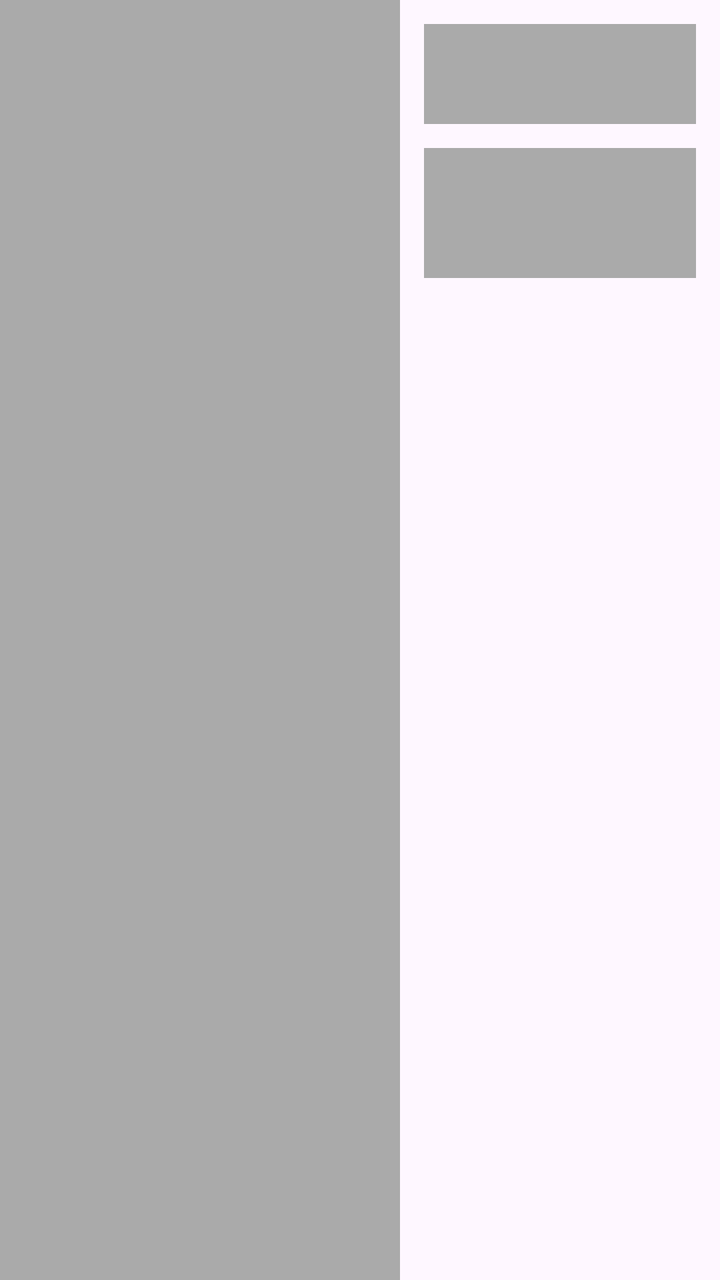
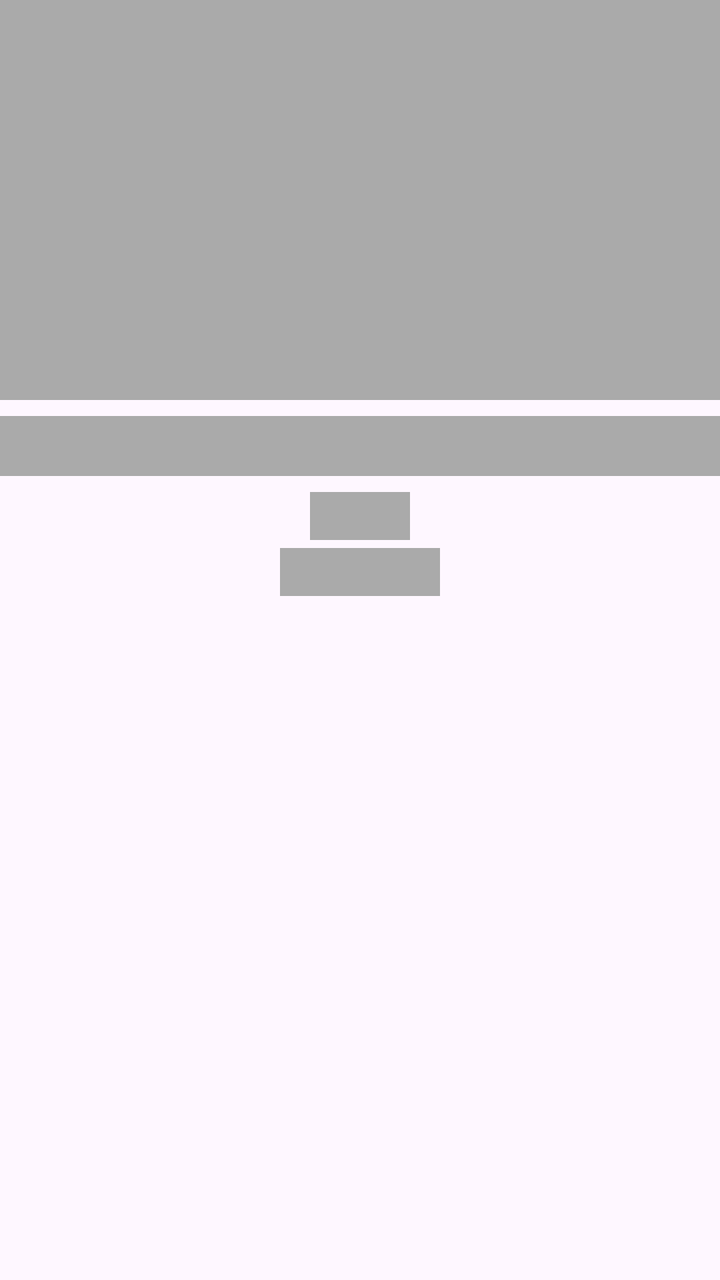

Two renders of the same Android screen: before a commit and after it. Below are the layout's source before the change and the commit's diff.
<!-- AndroidManifest.xml: application theme Theme.SmartFreezer -->
<!-- res/layout/item_recipe_shimmer.xml -->
<?xml version="1.0" encoding="utf-8"?>
<androidx.constraintlayout.widget.ConstraintLayout
    xmlns:android="http://schemas.android.com/apk/res/android"
    xmlns:app="http://schemas.android.com/apk/res-auto"
    xmlns:tools="http://schemas.android.com/tools"
    android:layout_width="match_parent"
    android:layout_height="200dp"
    android:layout_marginTop="4dp"
    android:layout_marginBottom="4dp">

    <View
        android:id="@+id/view"
        android:layout_width="200dp"
        android:background="@android:color/darker_gray"
        android:layout_height="wrap_content"
        app:layout_constraintBottom_toBottomOf="parent"
        app:layout_constraintStart_toStartOf="parent"
        app:layout_constraintTop_toTopOf="parent" />

    <View
        android:id="@+id/view2"
        android:layout_width="0dp"
        android:layout_height="50dp"
        android:layout_marginStart="12dp"
        android:layout_marginTop="12dp"
        android:background="@android:color/darker_gray"
        android:layout_marginEnd="12dp"
        app:layout_constraintEnd_toEndOf="parent"
        app:layout_constraintStart_toEndOf="@+id/view"
        app:layout_constraintTop_toTopOf="parent" />

    <View
        android:id="@+id/view3"
        android:layout_width="0dp"
        android:layout_height="65dp"
        android:layout_marginTop="12dp"
        android:background="@android:color/darker_gray"
        app:layout_constraintEnd_toEndOf="@+id/view2"
        app:layout_constraintStart_toStartOf="@+id/view2"
        app:layout_constraintTop_toBottomOf="@+id/view2" />

</androidx.constraintlayout.widget.ConstraintLayout>
<!-- resources referenced by this layout -->
<resources>
  <style name="Theme.SmartFreezer" parent="android:Theme.Material.Light.NoActionBar" />
</resources>

<!-- the commit's change to res/layout/item_recipe_shimmer.xml (unified diff, before → after) -->
@@ -1,42 +1,51 @@
-<?xml version="1.0" encoding="utf-8"?>
 <androidx.constraintlayout.widget.ConstraintLayout
     xmlns:android="http://schemas.android.com/apk/res/android"
     xmlns:app="http://schemas.android.com/apk/res-auto"
     xmlns:tools="http://schemas.android.com/tools"
     android:layout_width="match_parent"
-    android:layout_height="200dp"
-    android:layout_marginTop="4dp"
-    android:layout_marginBottom="4dp">
+    android:layout_height="wrap_content"
+    android:layout_margin="8dp">
 
     <View
-        android:id="@+id/view"
-        android:layout_width="200dp"
+        android:id="@+id/shimmerImage"
+        android:layout_width="0dp"
+        android:layout_height="200dp"
         android:background="@android:color/darker_gray"
-        android:layout_height="wrap_content"
-        app:layout_constraintBottom_toBottomOf="parent"
+        app:layout_constraintTop_toTopOf="parent"
         app:layout_constraintStart_toStartOf="parent"
-        app:layout_constraintTop_toTopOf="parent" />
+        app:layout_constraintEnd_toEndOf="parent"
+        android:layout_marginBottom="8dp"/>
 
     <View
-        android:id="@+id/view2"
+        android:id="@+id/shimmerTitle"
         android:layout_width="0dp"
-        android:layout_height="50dp"
-        android:layout_marginStart="12dp"
-        android:layout_marginTop="12dp"
+        android:layout_height="30dp"
         android:background="@android:color/darker_gray"
-        android:layout_marginEnd="12dp"
+        android:layout_marginTop="8dp"
+        app:layout_constraintTop_toBottomOf="@+id/shimmerImage"
+        app:layout_constraintStart_toStartOf="parent"
         app:layout_constraintEnd_toEndOf="parent"
-        app:layout_constraintStart_toEndOf="@+id/view"
-        app:layout_constraintTop_toTopOf="parent" />
+        android:layout_marginBottom="4dp"/>
+
 
     <View
-        android:id="@+id/view3"
-        android:layout_width="0dp"
-        android:layout_height="65dp"
-        android:layout_marginTop="12dp"
+        android:id="@+id/shimmerDuration"
+        android:layout_width="50dp"
+        android:layout_height="24dp"
+        android:layout_marginTop="8dp"
         android:background="@android:color/darker_gray"
-        app:layout_constraintEnd_toEndOf="@+id/view2"
-        app:layout_constraintStart_toStartOf="@+id/view2"
-        app:layout_constraintTop_toBottomOf="@+id/view2" />
+        app:layout_constraintEnd_toEndOf="parent"
+        app:layout_constraintStart_toStartOf="parent"
+        app:layout_constraintTop_toBottomOf="@+id/shimmerTitle" />
+
+    <View
+        android:id="@+id/shimmerRating"
+        android:layout_width="80dp"
+        android:layout_height="24dp"
+        android:background="@android:color/darker_gray"
+        android:layout_marginTop="4dp"
+        app:layout_constraintTop_toBottomOf="@+id/shimmerDuration"
+        app:layout_constraintStart_toStartOf="parent"
+        app:layout_constraintEnd_toEndOf="parent"/>
 
 </androidx.constraintlayout.widget.ConstraintLayout>
